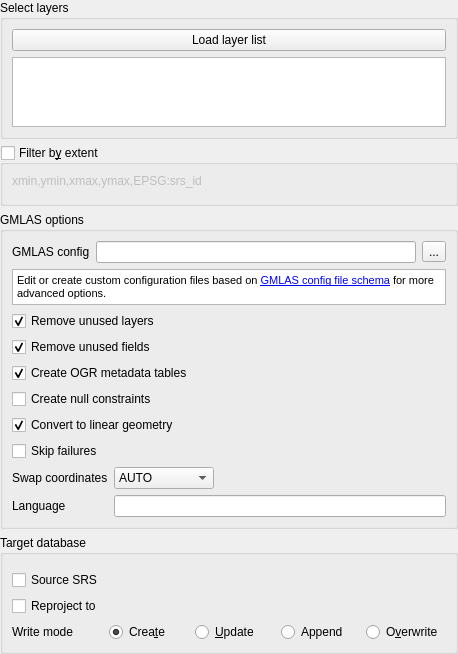
BRGM/gml_application_schema_toolbox, file gml_application_schema_toolbox/ui/import_gmlas_panel.ui: the form before one commit.
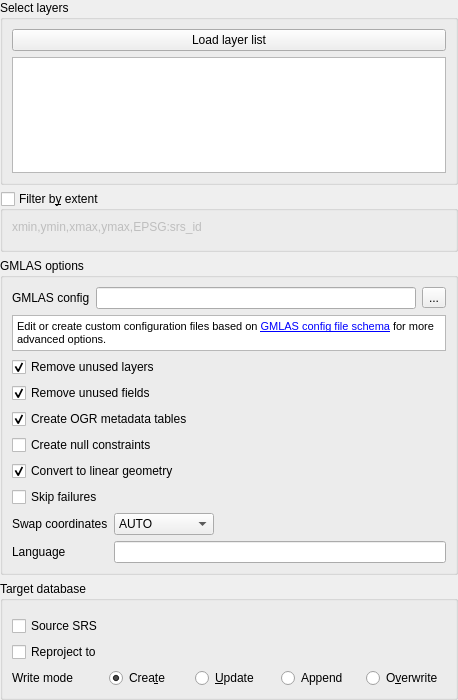
The form after the commit. Custom widgets are drawn as their Qt base class.

Commit message: Fix widget renaming issues

What changed in the file:
```diff
--- a/gml_application_schema_toolbox/ui/import_gmlas_panel.ui
+++ b/gml_application_schema_toolbox/ui/import_gmlas_panel.ui
@@ -7,7 +7,7 @@
     <x>0</x>
     <y>0</y>
     <width>458</width>
-    <height>98</height>
+    <height>700</height>
    </rect>
   </property>
   <property name="windowTitle">
```
Left out of the diff: 2 changed lines with no effect on the pictures. The commit also changes 3 other files.
